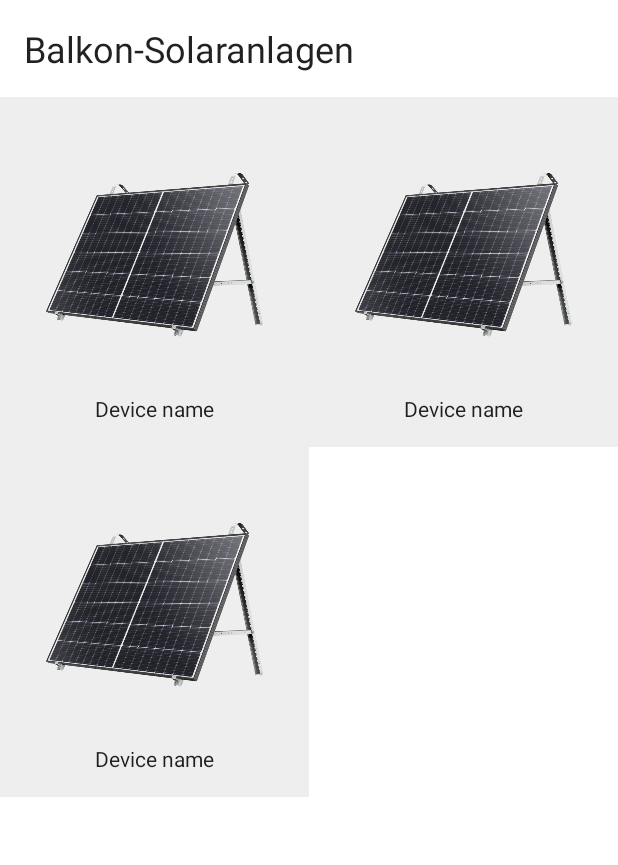
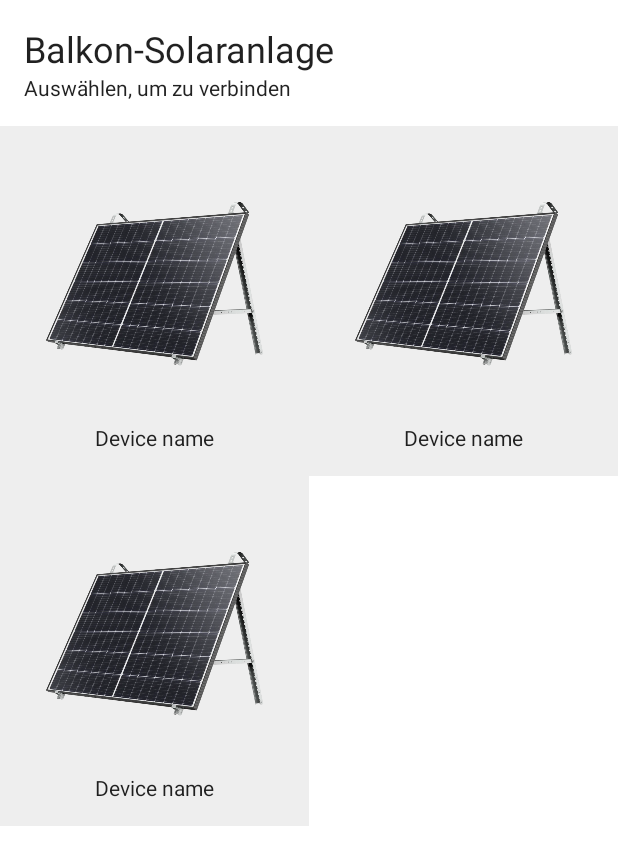
Before and after one commit to cfleschhut/Kotlin-Android-Training-SolarData-App, an Android app: the layout fragment_home.xml on its own in the app's theme, with its tools: preview values and no code run, on a phone screen of 412 x 824 dp. Shown: the top 865 px of the screen. Run offline under Robolectric (Android 15) with nearby library versions, the phone set to English and light mode, and no system bars.

Commit message:
Pass click event callback function to RecyclerView adapter in order to access selected list item in fragment

```diff
--- a/app/src/main/java/com/christianfleschhut/solardata/DeviceAdapter.kt
+++ b/app/src/main/java/com/christianfleschhut/solardata/DeviceAdapter.kt
@@ -7,7 +7,7 @@ import coil.load
 import com.christianfleschhut.solardata.data.Device
 import com.christianfleschhut.solardata.databinding.DeviceItemBinding
 
-class DeviceAdapter(private val items: List<Device>) :
+class DeviceAdapter(private val items: List<Device>, private val onItemClick: (target: Device) -> Unit) :
     RecyclerView.Adapter<DeviceAdapter.ViewHolder>() {
 
     inner class ViewHolder(val viewItem: DeviceItemBinding) : RecyclerView.ViewHolder(viewItem.root)
@@ -34,5 +34,9 @@ class DeviceAdapter(private val items: List<Device>) :
             }
             tvDeviceName.text = device.name
         }
+
+        holder.itemView.setOnClickListener {
+            onItemClick(device)
+        }
     }
 }
--- a/app/src/main/java/com/christianfleschhut/solardata/HomeFragment.kt
+++ b/app/src/main/java/com/christianfleschhut/solardata/HomeFragment.kt
@@ -6,12 +6,17 @@ import android.view.View
 import android.view.ViewGroup
 import androidx.fragment.app.Fragment
 import androidx.lifecycle.ViewModelProvider
+import com.christianfleschhut.solardata.data.Device
 import com.christianfleschhut.solardata.databinding.FragmentHomeBinding
 
 class HomeFragment : Fragment(R.layout.fragment_home) {
 
     private var _binding: FragmentHomeBinding? = null
     private val binding get() = _binding!!
+
+    private val onItemClick: (target: Device) -> Unit = { device ->
+        println(device)
+    }
 
     override fun onCreateView(
         inflater: LayoutInflater, container: ViewGroup?, savedInstanceState: Bundle?
@@ -29,8 +34,7 @@ class HomeFragment : Fragment(R.layout.fragment_home) {
         }
 
         viewModel?.devices?.observe(viewLifecycleOwner) { devices ->
-//            devices.forEach { println(it) }
-            binding.rvDeviceList.adapter = DeviceAdapter(devices)
+            binding.rvDeviceList.adapter = DeviceAdapter(devices, onItemClick)
         }
     }
 
--- a/app/src/main/res/layout/fragment_home.xml
+++ b/app/src/main/res/layout/fragment_home.xml
@@ -5,27 +5,38 @@
     android:layout_width="match_parent"
     android:layout_height="match_parent">
 
-    <TextView
-        android:id="@+id/tvHeadline"
-        android:layout_width="wrap_content"
+    <LinearLayout
+        android:id="@+id/layoutHeader"
+        android:layout_width="match_parent"
         android:layout_height="wrap_content"
+        android:orientation="vertical"
         android:paddingHorizontal="16dp"
         android:paddingVertical="16dp"
-        android:text="Balkon-Solaranlagen"
-        android:textAppearance="@style/TextAppearance.AppCompat.Headline"
         app:layout_constraintBottom_toTopOf="@+id/rvDeviceList"
         app:layout_constraintStart_toStartOf="parent"
-        app:layout_constraintTop_toTopOf="parent" />
+        app:layout_constraintTop_toTopOf="parent">
+
+        <TextView
+            android:layout_width="wrap_content"
+            android:layout_height="wrap_content"
+            android:text="Balkon-Solaranlage"
+            android:textAppearance="@style/TextAppearance.AppCompat.Headline" />
+        <TextView
+            android:layout_width="wrap_content"
+            android:layout_height="wrap_content"
+            android:text="Auswählen, um zu verbinden"
+            android:textAppearance="@style/TextAppearance.AppCompat.Body1" />
+    </LinearLayout>
 
     <androidx.recyclerview.widget.RecyclerView
         android:id="@+id/rvDeviceList"
         android:layout_width="0dp"
         android:layout_height="0dp"
+        app:layoutManager="androidx.recyclerview.widget.GridLayoutManager"
         app:layout_constraintBottom_toBottomOf="parent"
         app:layout_constraintEnd_toEndOf="parent"
         app:layout_constraintStart_toStartOf="parent"
-        app:layout_constraintTop_toBottomOf="@+id/tvHeadline"
-        app:layoutManager="androidx.recyclerview.widget.GridLayoutManager"
+        app:layout_constraintTop_toBottomOf="@+id/layoutHeader"
         app:spanCount="2"
         tools:listitem="@layout/device_item">
 
```
